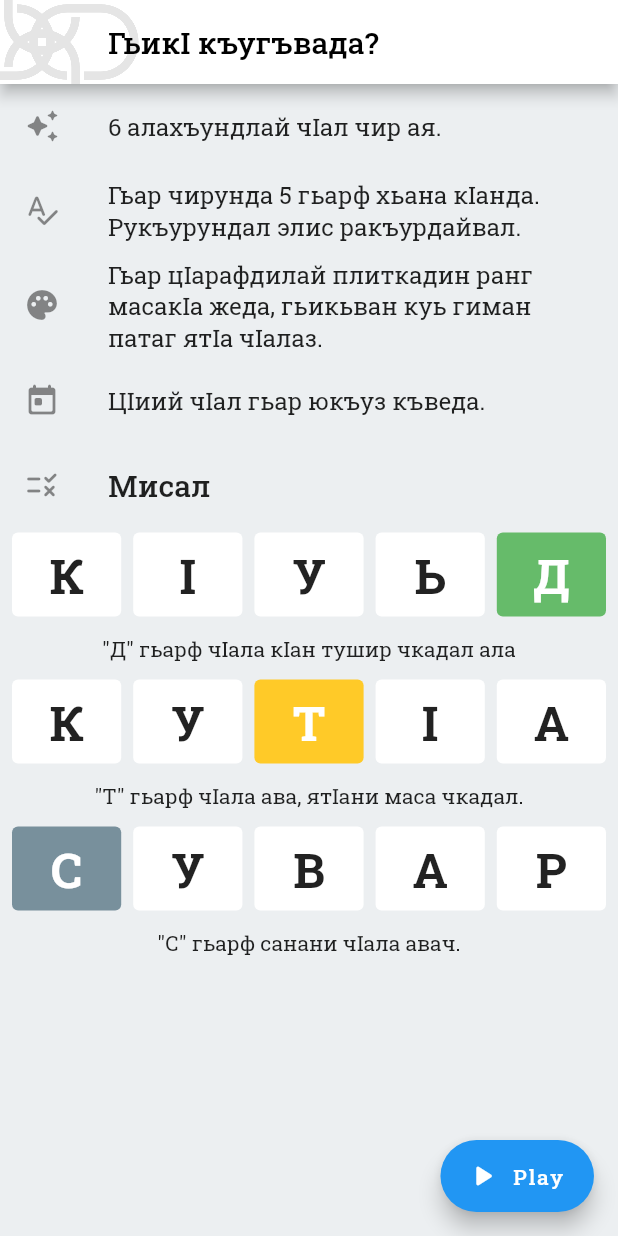
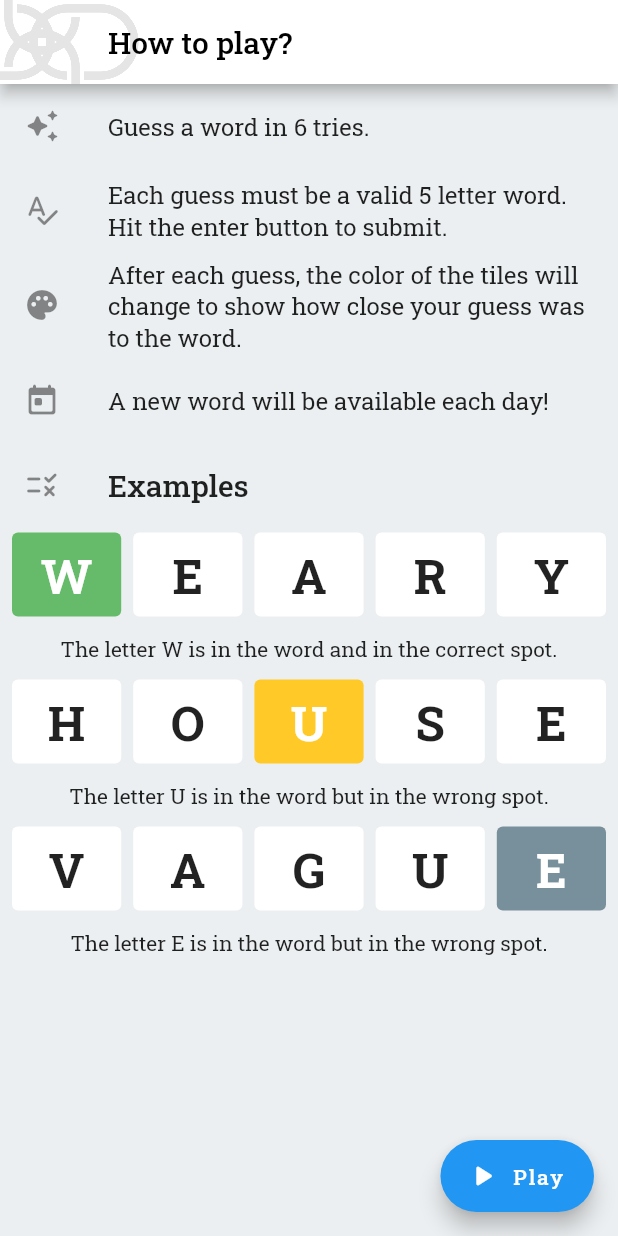
Before and after one commit to raxysstudios/mecel, a Flutter app: the screen it shows after launch, after a tap on the "help" icon, on a phone screen of 412 x 824 dp. Run offline on Flutter 3.47's test engine with Material 2 defaults, Android fonts, the phone set to English and light mode, and no system bars; our stand-ins replace google_fonts, package_info_plus, shared_preferences.

```diff
--- a/lib/modules/game/screens/game.dart
+++ b/lib/modules/game/screens/game.dart
@@ -1,9 +1,12 @@
 import 'package:flutter/material.dart';
+import 'package:provider/provider.dart';
 import 'package:shared_preferences/shared_preferences.dart';
 import 'package:wordle/modules/game/screens/help.dart';
 import 'package:wordle/modules/game/screens/languages.dart';
 import 'package:wordle/modules/game/utils.dart';
 import 'package:wordle/modules/game/widgets/share_button.dart';
+import 'package:wordle/modules/settings/screens/settings.dart';
+import 'package:wordle/shared/extensions.dart';
 import 'package:wordle/shared/models/game_config.dart';
 import 'package:wordle/shared/models/game_state.dart';
 import 'package:wordle/shared/models/input_key.dart';
@@ -82,17 +85,9 @@ class GameScreenState extends State<GameScreen> {
       text = '';
     });
     if (done) {
-      showSnackbar(
-        context,
-        icon: Icons.thumb_up_rounded,
-        text: 'Лап хъсан я',
-      );
+      showSnackbar(context, Icons.thumb_up_rounded, context.lclz('good'));
     } else if (ended) {
-      showSnackbar(
-        context,
-        icon: Icons.lightbulb_rounded,
-        text: word.toUpperCase(),
-      );
+      showSnackbar(context, Icons.lightbulb_rounded, word.toUpperCase());
     }
   }
 
@@ -124,6 +119,19 @@ class GameScreenState extends State<GameScreen> {
     }
   }
 
+  void openScreen(Widget Function(BuildContext context) builder) {
+    final lcl = context.read<Map<String, String>>();
+    Navigator.push<void>(
+      context,
+      MaterialPageRoute(
+        builder: (context) => Provider.value(
+          value: lcl,
+          builder: (context, _) => builder(context),
+        ),
+      ),
+    );
+  }
+
   @override
   Widget build(BuildContext context) {
     return Scaffold(
@@ -134,27 +142,17 @@ class GameScreenState extends State<GameScreen> {
           icon: LanguageAvatar(widget.config.language),
         ),
         actions: [
-          // IconButton(
-          //   onPressed: () => Navigator.push<Language>(
-          //     context,
-          //     MaterialPageRoute(
-          //       builder: (context) => StatsScreen(game),
-          //     ),
-          //   ),
-          //   tooltip: 'Statistics',
-          //   icon: const Icon(
-          //     Icons.leaderboard_rounded,
-          //   ),
-          // ),
           IconButton(
-            onPressed: () => Navigator.push<void>(
-              context,
-              MaterialPageRoute(
-                builder: (context) => const HelpScreen(),
-              ),
+            onPressed: () => openScreen(
+              (context) => const HelpScreen(),
             ),
-            tooltip: 'Гъил гун',
             icon: const Icon(Icons.help_rounded),
+          ),
+          IconButton(
+            onPressed: () => openScreen(
+              (context) => SettingsScreen(game),
+            ),
+            icon: const Icon(Icons.settings_rounded),
           ),
           const SizedBox(width: 4),
         ],
--- a/lib/modules/game/screens/help.dart
+++ b/lib/modules/game/screens/help.dart
@@ -1,5 +1,6 @@
 import 'package:flutter/material.dart';
 import 'package:wordle/modules/home/widgets/raxys_logo.dart';
+import 'package:wordle/shared/extensions.dart';
 import 'package:wordle/shared/widgets/letter_card.dart';
 
 class HelpScreen extends StatelessWidget {
@@ -42,76 +43,56 @@ class HelpScreen extends StatelessWidget {
         leading: Stack(
           alignment: Alignment.center,
           children: const [
-            RaxysLogo(
-              opacity: .1,
-              scale: 7,
-            ),
+            RaxysLogo(opacity: .1, scale: 7),
           ],
         ),
-        title: const Text('ГьикІ къугъвада?'),
+        title: Text(context.lclz('howTo')),
       ),
       floatingActionButton: FloatingActionButton.extended(
         onPressed: () => Navigator.pop(context),
         icon: const Icon(Icons.play_arrow_rounded),
-        label: const Text('Play'),
+        label: Text(context.lclz('play')),
       ),
       body: ListView(
         padding: const EdgeInsets.only(bottom: 76),
         children: [
-          const ListTile(
-            leading: Icon(Icons.auto_awesome_rounded),
-            title: Text('6 алахъундлай чӏал чир ая.'),
+          ListTile(
+            leading: const Icon(Icons.auto_awesome_rounded),
+            title: Text(context.lclz('guesses')),
           ),
-          const ListTile(
-            leading: SizedBox(
+          ListTile(
+            leading: const SizedBox(
               height: double.infinity,
               child: Icon(Icons.spellcheck_rounded),
             ),
-            title: Text(
-              'Гьар чирунда 5 гьарф хьана кӏанда. Рукъурундал элис ракъурдайвал.',
-            ),
+            title: Text(context.lclz('letters')),
           ),
-          const ListTile(
-            leading: SizedBox(
+          ListTile(
+            leading: const SizedBox(
               height: double.infinity,
               child: Icon(Icons.palette_rounded),
             ),
-            title: Text(
-              'Гьар цӏарафдилай плиткадин ранг масакӏа жеда, гьикьван куь гиман патаг ятӏа чӏалаз.',
-            ),
+            title: Text(context.lclz('colors')),
           ),
-          const ListTile(
-            leading: Icon(Icons.today_rounded),
-            title: Text('Цӏиий чӏал гьар юкъуз къведа.'),
+          ListTile(
+            leading: const Icon(Icons.today_rounded),
+            title: Text(context.lclz('daily')),
           ),
           ListTile(
             leading: const Icon(Icons.rule_rounded),
             title: Text(
-              'Мисал',
+              context.lclz('examples'),
               style: Theme.of(context).textTheme.headline6,
             ),
           ),
-          buildExample(
-            context,
-            'кӏуьд',
-            4,
-            LetterState.present,
-            '"Д" гьарф чІала кІан тушир чкадал ала',
-          ),
-          buildExample(
-            context,
-            'кутӏа',
-            2,
-            LetterState.shifted,
-            '"Т" гьарф чӏала ава, ятӏани маса чкадал.',
-          ),
-          buildExample(
-            context,
-            'сувар',
-            0,
-            LetterState.missing,
-            '"С" гьарф санани чӏала авач.',
-          ),
+          for (var i = 1; i <= 3; i++)
+            buildExample(
+              context,
+              context.lclz('e${i}Word'),
+              (i - 1) * 2,
+              LetterState.values[3 - i],
+              context.lclz('e${i}Caption'),
+            ),
         ],
       ),
     );
--- a/lib/modules/game/utils.dart
+++ b/lib/modules/game/utils.dart
@@ -1,5 +1,6 @@
 import 'package:flutter/material.dart';
 import 'package:flutter/services.dart';
+import 'package:provider/provider.dart';
 import 'package:wordle/shared/models/game_config.dart';
 
 import 'screens/game.dart';
@@ -29,8 +30,9 @@ void startGame(BuildContext context, GameConfig config) {
   Navigator.pushReplacement<void, void>(
     context,
     MaterialPageRoute(
-      builder: (context) => GameScreen(
-        config: config,
+      builder: (context) => Provider.value(
+        value: config.localization,
+        builder: (context, _) => GameScreen(config: config),
       ),
     ),
   );
--- a/lib/shared/extensions.dart
+++ b/lib/shared/extensions.dart
@@ -1,3 +1,6 @@
+import 'package:flutter/material.dart';
+import 'package:provider/provider.dart';
+
 extension TitleCase on String? {
   String get titleCase {
     final text = this;
@@ -13,3 +16,10 @@ extension TitleCase on String? {
         .join('-');
   }
 }
+
+extension Localize on BuildContext {
+  String lclz(String key) {
+    final map = read<Map<String, String>>();
+    return map[key] ?? 'error';
+  }
+}
--- a/lib/shared/models/game_config.dart
+++ b/lib/shared/models/game_config.dart
@@ -5,10 +5,12 @@ class GameConfig {
   final Language language;
   final InputLayout layout;
   final Set<String> words;
+  final Map<String, String> localization;
 
   GameConfig({
     required this.language,
     required this.layout,
     required this.words,
+    required this.localization,
   });
 }
--- a/lib/shared/models/game_state.dart
+++ b/lib/shared/models/game_state.dart
@@ -7,6 +7,8 @@ class GameState {
   String word;
   bool done;
 
+  String lclz(String key) => config.localization[key] ?? 'error';
+
   GameState({
     required this.config,
     this.maxAttempts = 6,
--- a/lib/shared/services/config_loader.dart
+++ b/lib/shared/services/config_loader.dart
@@ -7,6 +7,32 @@ import 'package:wordle/shared/services/language_assets.dart';
 import 'package:wordle/shared/utils.dart';
 
 import '../models/game_config.dart';
+
+const _localization = {
+  'howTo': 'How to play?',
+  'guesses': 'Guess а word in 6 tries.',
+  'letters':
+      'Each guess must be a valid 5 letter word. Hit the enter button to submit.',
+  'colors':
+      'After each guess, the color of the tiles will change to show how close your guess was to the word.',
+  'examples': 'Examples',
+  'e1Word': 'weary',
+  'e1Caption': 'The letter W is in the word and in the correct spot.',
+  'e2Word': 'house',
+  'e2Caption': 'The letter U is in the word but in the wrong spot.',
+  'e3Word': 'vague',
+  'e3Caption': 'The letter E is in the word but in the wrong spot.',
+  'daily': 'A new word will be available each day!',
+  'play': 'Play',
+  'help': 'Help',
+  'share': 'Share',
+  'contact': 'Contact',
+  'settings': 'Settings',
+  'unknown': 'Unknown word',
+  'coming': 'The next word opens soon.',
+  'copied': 'Copied',
+  'good': 'Good job!'
+};
 
 Future<GameConfig> loadConfig(String? languageName) async {
   final language = await findLanguage(languageName);
@@ -19,10 +45,13 @@ Future<GameConfig> loadConfig(String? languageName) async {
       .map((s) => s.characters.map((c) => InputKey(c)))
       .map((r) => r.toList())
       .toList();
+  final localization =
+      data['localization'] as Map<String, String>? ?? _localization;
 
   return GameConfig(
     language: language,
     words: words,
     layout: layout,
+    localization: localization,
   );
 }
--- a/lib/shared/snackbar.dart
+++ b/lib/shared/snackbar.dart
@@ -1,10 +1,10 @@
 import 'package:flutter/material.dart';
 
 void showSnackbar(
-  BuildContext context, {
+  BuildContext context, [
   IconData icon = Icons.error_outline_outlined,
   String text = 'Error!',
-}) {
+]) {
   final theme = Theme.of(context);
   final messenger = ScaffoldMessenger.of(context);
   messenger.hideCurrentSnackBar();
--- a/pubspec.yaml
+++ b/pubspec.yaml
@@ -14,6 +14,7 @@ dependencies:
   url_launcher: ^6.0.18
   shared_preferences: ^2.0.13
   package_info_plus: ^1.3.0
+  provider: ^6.0.2
 
 dev_dependencies:
   flutter_test:
```
Also changed, not shown: lib/modules/game/widgets/share_button.dart (+2 -6 lines), lib/modules/settings/screens/settings.dart (renamed from lib/modules/stats/screens/stats.dart, +13 -19 lines), lib/modules/settings/widgets/countdown.dart (renamed from lib/modules/stats/widgets/countdown.dart), pubspec.lock.
